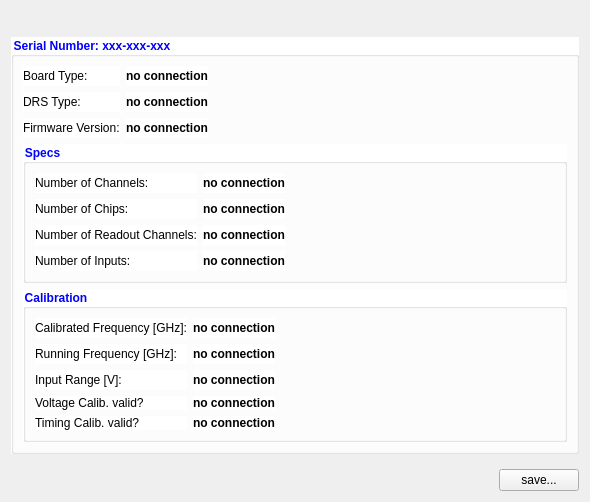
First picture: the form in GUI/drs4boardinfodlg.ui, repository dpscience/DDRS4PALS, before the edit.
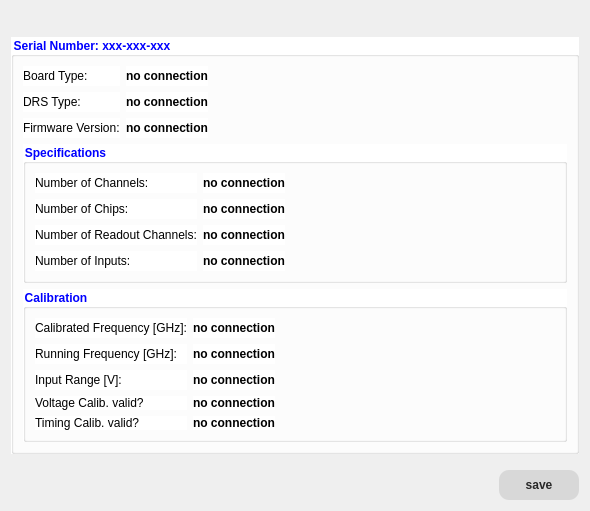
Second picture: the form after the edit.

Patch:
```diff
--- a/GUI/drs4boardinfodlg.ui
+++ b/GUI/drs4boardinfodlg.ui
@@ -7,7 +7,7 @@
     <x>0</x>
     <y>0</y>
     <width>590</width>
-    <height>502</height>
+    <height>511</height>
    </rect>
   </property>
   <property name="windowTitle">
@@ -218,7 +218,7 @@
          <string notr="true">color: blue</string>
         </property>
         <property name="title">
-         <string>Specs</string>
+         <string>Specifications</string>
         </property>
         <property name="flat">
          <bool>true</bool>
@@ -654,8 +654,50 @@
      </item>
      <item>
       <widget class="QPushButton" name="pushButton_save">
+       <property name="minimumSize">
+        <size>
+         <width>80</width>
+         <height>30</height>
+        </size>
+       </property>
+       <property name="font">
+        <font>
+         <weight>75</weight>
+         <bold>true</bold>
+        </font>
+       </property>
+       <property name="styleSheet">
+        <string notr="true">QPushButton {
+border-style: flat;
+background-color:  rgb(216,216,216); 
+color: rgb(40,40,40);
+border-radius: 10;
+}
+
+QPushButton:disabled {
+border-style: flat;
+background-color:  rgb(236,236,236); 
+color: rgb(140,140,140);
+border-radius: 10;
+}
+
+QPushButton:hover {
+border-style: flat; 
+background-color: rgb(160,160,160);
+color: rgb(40,40,40);
+border-radius: 5;
+}
+
+QPushButton:pressed {
+border-style: flat; 
+background-color: transparent;
+color: rgb(40,40,40);
+border-radius: 2;
+border-color: black;
+}</string>
+       </property>
        <property name="text">
-        <string>save...</string>
+        <string>save</string>
        </property>
       </widget>
      </item>
```
